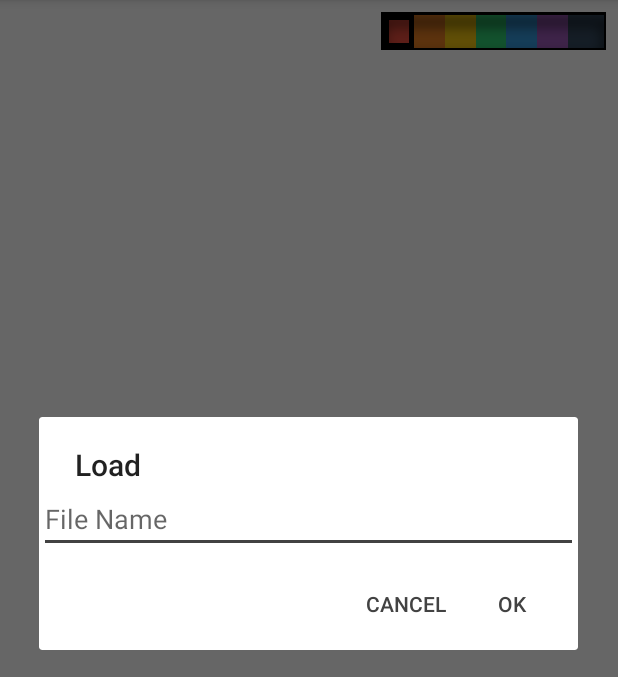
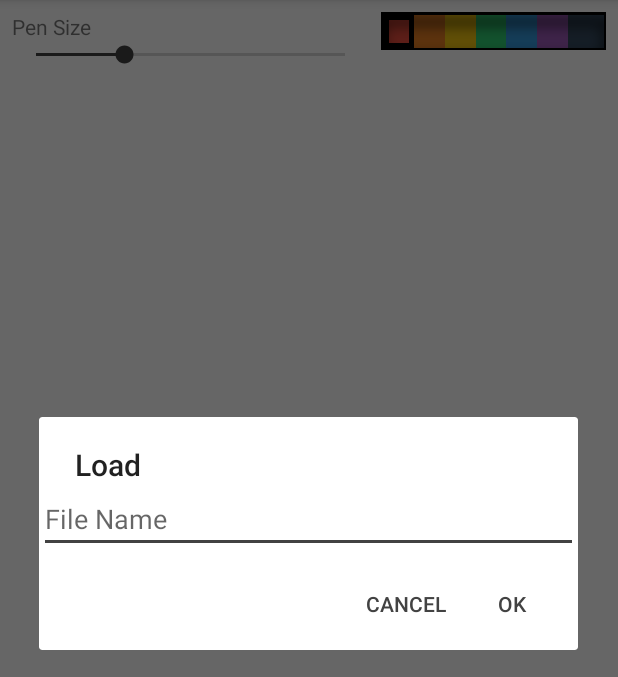
Before and after one commit to TirTech/Etchpad, an Android app: the screen it shows after launch (MainActivity), after a tap on "LOAD", on a phone screen of 412 x 824 dp, the part 84-761 px from its top. Run offline under Robolectric (Android 15) with nearby library versions, the phone set to English and light mode, and no system bars.

Commit message:
#13 user can set pen size

```diff
--- a/etchpad/app/src/main/java/ca/tirtech/etchpad/colors/ColorPaletteWidget.java
+++ b/etchpad/app/src/main/java/ca/tirtech/etchpad/colors/ColorPaletteWidget.java
@@ -84,6 +84,9 @@ public class ColorPaletteWidget extends View {
 	 * @param activity the activity to use for
 	 */
 	private void initModel(AppCompatActivity activity) {
+		if (isInEditMode()) {
+			return;
+		}
 		model = new ViewModelProvider(activity, ViewModelProvider.AndroidViewModelFactory.getInstance(activity.getApplication())).get(DrawingModel.class);
 		model.getColorPalette().observe(activity, pallet -> {
 			computePaints();
@@ -127,7 +130,7 @@ public class ColorPaletteWidget extends View {
 		float regionSize = (getWidth() - (2 * BORDER_THICKNESS)) / (float) paints.size();
 		for (int i = 0; i < paints.size(); i++) {
 			canvas.drawRect((i * regionSize) + BORDER_THICKNESS, 0, ((i + 1) * regionSize) + BORDER_THICKNESS, getHeight(), paints.get(i));
-			if (model.getColorPalette().getValue().getSelectedColorIndex() == i) {
+			if (!isInEditMode() && model.getColorPalette().getValue().getSelectedColorIndex() == i) {
 				canvas.drawRect((i * regionSize) + BORDER_THICKNESS, BORDER_THICKNESS, ((i + 1) * regionSize), getHeight() - BORDER_THICKNESS, SELECTION_PAINT);
 			}
 		}
@@ -139,7 +142,7 @@ public class ColorPaletteWidget extends View {
 	 * Recalculates the list of paints being displayed; recoloring, deleting, and creating paints as needed through {@link #initSelectionPaint()}.
 	 */
 	private void computePaints() {
-		ArrayList<Integer> colors = model.getColorPalette().getValue().getColors();
+		ArrayList<Integer> colors = isInEditMode() ? new ColorPalette().getColors() : model.getColorPalette().getValue().getColors();
 		while (paints.size() != colors.size()) {
 			if (paints.size() < colors.size()) {
 				Paint newPaint = new Paint();
--- a/etchpad/app/src/main/java/ca/tirtech/etchpad/drawingView/DrawingLayer.java
+++ b/etchpad/app/src/main/java/ca/tirtech/etchpad/drawingView/DrawingLayer.java
@@ -29,11 +29,13 @@ public class DrawingLayer extends LiveDataObservable {
 	public static final String JSON_X = "x";
 	public static final String JSON_Y = "y";
 	public static final String JSON_PATH = "path";
+	public static final String JSON_PAINT_SIZE = "paint_size";
 	private float[] transformation = new float[]{0f, 0f};
 	private final float[] screenOrigin = new float[]{0, 0};
 	private Stack<LayerPath> paths = new Stack<>();
 	private static final Paint textPaint = initPaint(Color.BLACK, 1f, Paint.Style.FILL_AND_STROKE);
 	private String nickname = "";
+	private float paintSize = 5f;
 
 	/**
 	 * Construct a blank layer. The pen on this layer will start at the provided {@code (x,y)} position.
@@ -44,7 +46,7 @@ public class DrawingLayer extends LiveDataObservable {
 	public DrawingLayer(float width, float height) {
 		super();
 		setScreenOrigin(width, height);
-		paths.push(new LayerPath(initPaint(Color.RED, 5f), screenOrigin[0], screenOrigin[1]));
+		paths.push(new LayerPath(initPaint(Color.RED, paintSize), screenOrigin[0], screenOrigin[1]));
 	}
 
 	/**
@@ -260,7 +262,7 @@ public class DrawingLayer extends LiveDataObservable {
 	 */
 	public void setColor(int color) {
 		LayerPath cur = getCurrentLayerPath();
-		paths.push(new LayerPath(initPaint(color, 5f), cur.x, cur.y));
+		paths.push(new LayerPath(initPaint(color, paintSize), cur.x, cur.y));
 		notifyPropertyChanged(BR.currentPaintColor);
 	}
 
@@ -270,13 +272,35 @@ public class DrawingLayer extends LiveDataObservable {
 	public void undo() {
 		if (paths.size() > 1) {
 			paths.pop();
+			paintSize = getCurrentLayerPath().paint.getStrokeWidth();
+			notifyPropertyChanged(BR.paintSize);
 		} else if (paths.size() == 1) {
-			paths.set(0, new LayerPath(initPaint(Color.RED, 5f), screenOrigin[0], screenOrigin[1]));
+			paths.set(0, new LayerPath(initPaint(Color.RED, paintSize), screenOrigin[0], screenOrigin[1]));
 			transformation[0] = 0;
 			transformation[1] = 0;
 			notifyPropertyChanged(BR.transformation);
 		}
 		notifyPropertyChanged(BR.currentLayerPath);
+	}
+
+	/**
+	 * Get the current paint size.
+	 *
+	 * @return the size of the paint.
+	 */
+	@Bindable
+	public float getPaintSize() {
+		return paintSize;
+	}
+
+	/**
+	 * Sets the size of the Paint that is drawn.
+	 *
+	 * @param size the size of the paint
+	 */
+	public void setPaintSize(float size) {
+		getCurrentLayerPath().paint.setStrokeWidth(size);
+		this.paintSize = size;
 	}
 
 	/**
@@ -343,6 +367,7 @@ public class DrawingLayer extends LiveDataObservable {
 			root.put(JSON_X, x);
 			root.put(JSON_Y, y);
 			root.put(JSON_PAINT_COLOR, paint.getColor());
+			root.put(JSON_PAINT_SIZE, paint.getStrokeWidth());
 			return root;
 		}
 
@@ -357,7 +382,7 @@ public class DrawingLayer extends LiveDataObservable {
 			this.pathPoints = new ArrayList<>();
 			this.path = new Path();
 
-			this.paint = initPaint(root.getInt(JSON_PAINT_COLOR), 5f);
+			this.paint = initPaint(root.getInt(JSON_PAINT_COLOR), (float) root.getDouble(JSON_PAINT_SIZE));
 			this.y = (float) root.getDouble(JSON_Y);
 			this.x = (float) root.getDouble(JSON_X);
 			JSONArray points = root.getJSONArray(JSON_PATH);
--- a/etchpad/app/src/main/java/ca/tirtech/etchpad/drawingView/DrawingModel.java
+++ b/etchpad/app/src/main/java/ca/tirtech/etchpad/drawingView/DrawingModel.java
@@ -345,4 +345,8 @@ public class DrawingModel extends AndroidViewModel {
 			shakeLock.setValue(true);
 		}
 	}
+
+	public void setPaintSize(float size) {
+		layer.getValue().setPaintSize(size);
+	}
 }
--- a/etchpad/app/src/main/java/ca/tirtech/etchpad/drawingView/DrawingView.java
+++ b/etchpad/app/src/main/java/ca/tirtech/etchpad/drawingView/DrawingView.java
@@ -57,6 +57,9 @@ public class DrawingView extends View {
 	}
 
 	private void initModel(AppCompatActivity activity) {
+		if (isInEditMode()) {
+			return;
+		}
 		model = new ViewModelProvider(activity, ViewModelProvider.AndroidViewModelFactory.getInstance(activity.getApplication())).get(DrawingModel.class);
 		model.setOrientation(getResources().getConfiguration().orientation);
 		model.getLayer().observe(activity, layer -> invalidate());
@@ -67,6 +70,9 @@ public class DrawingView extends View {
 	protected void onDraw(Canvas canvas) {
 		super.onDraw(canvas);
 		canvas.drawColor(Color.WHITE);
+		if (isInEditMode()) {
+			return;
+		}
 		model.getLayer().getValue();
 		model.getLayer().getValue().draw(canvas);
 	}
--- a/etchpad/app/src/main/java/ca/tirtech/etchpad/fragments/DrawingViewFragment.java
+++ b/etchpad/app/src/main/java/ca/tirtech/etchpad/fragments/DrawingViewFragment.java
@@ -6,12 +6,15 @@ import android.view.LayoutInflater;
 import android.view.MenuItem;
 import android.view.View;
 import android.view.ViewGroup;
+import android.widget.SeekBar;
 import androidx.annotation.NonNull;
 import androidx.annotation.Nullable;
 import androidx.constraintlayout.widget.ConstraintLayout;
 import androidx.fragment.app.Fragment;
+import androidx.lifecycle.ViewModelProvider;
 import androidx.navigation.Navigation;
 import ca.tirtech.etchpad.R;
+import ca.tirtech.etchpad.drawingView.DrawingModel;
 import ca.tirtech.etchpad.drawingView.DrawingView;
 import ca.tirtech.etchpad.drawingView.network.DrawingProtocol;
 import ca.tirtech.etchpad.hardware.InteractionService;
@@ -24,6 +27,23 @@ public class DrawingViewFragment extends Fragment {
 	private static final String TAG = "Drawing Fragment";
 	private DrawingView drawView;
 	private DrawingProtocol drawingProtocol;
+	private DrawingModel model;
+	private final SeekBar.OnSeekBarChangeListener penSizeChangeListener = new SeekBar.OnSeekBarChangeListener() {
+		@Override
+		public void onProgressChanged(SeekBar seekBar, int progress, boolean fromUser) {
+			model.setPaintSize(progress);
+			drawView.invalidate();
+		}
+
+		@Override
+		public void onStartTrackingTouch(SeekBar seekBar) {
+		}
+
+		@Override
+		public void onStopTrackingTouch(SeekBar seekBar) {
+		}
+	};
+	private SeekBar penSize;
 
 	@Nullable
 	@Override
@@ -31,8 +51,20 @@ public class DrawingViewFragment extends Fragment {
 		ConstraintLayout root = (ConstraintLayout) inflater.inflate(R.layout.fragment_drawing_view, container, false);
 		setHasOptionsMenu(true);
 		drawView = root.findViewById(R.id.drawingView);
+		penSize = root.findViewById(R.id.sliderPenSize);
 		root.setOnTouchListener((v, e) -> InteractionService.onTouchEvent(e));
+		penSize.setOnSeekBarChangeListener(penSizeChangeListener);
+		initModel();
 		return root;
+	}
+
+	private void initModel() {
+		model = new ViewModelProvider(getActivity(), ViewModelProvider.AndroidViewModelFactory.getInstance(getActivity().getApplication())).get(DrawingModel.class);
+		model.getLayer().observe(getViewLifecycleOwner(), (layer) -> {
+			if (layer.getPaintSize() != penSize.getProgress()) {
+				penSize.setProgress((int) layer.getPaintSize());
+			}
+		});
 	}
 
 	@Override
--- a/etchpad/app/src/main/res/layout/fragment_drawing_view.xml
+++ b/etchpad/app/src/main/res/layout/fragment_drawing_view.xml
@@ -5,8 +5,7 @@
                                                    android:layout_width="match_parent"
                                                    android:layout_height="match_parent"
                                                    app:layout_behavior="@string/appbar_scrolling_view_behavior"
-                                                   tools:context=".MainActivity"
-                                                   tools:showIn="@layout/activity_main">
+                                                   tools:context=".MainActivity">
     <ca.tirtech.etchpad.drawingView.DrawingView
             android:layout_width="wrap_content"
             android:layout_height="wrap_content"
@@ -24,4 +23,25 @@
             android:layout_marginTop="8dp"
             app:layout_constraintEnd_toEndOf="parent"
             android:layout_marginEnd="8dp"/>
+    <androidx.constraintlayout.widget.ConstraintLayout
+            android:layout_width="0dp"
+            android:layout_height="wrap_content"
+            app:layout_constraintStart_toStartOf="parent"
+            android:layout_marginStart="8dp"
+            app:layout_constraintEnd_toStartOf="@id/colorPalette"
+            app:layout_constraintTop_toTopOf="parent"
+            android:layout_marginEnd="8dp"
+            android:layout_marginTop="8dp">
+        <TextView
+                android:text="@string/pen_size"
+                android:layout_width="0dp"
+                android:layout_height="wrap_content"
+                android:id="@+id/txtPenSizeLabed"
+                app:layout_constraintTop_toTopOf="parent"
+                app:layout_constraintStart_toStartOf="parent"
+                app:layout_constraintBottom_toTopOf="@id/sliderPenSize"/>
+        <SeekBar
+                android:layout_width="0dp"
+                android:layout_height="wrap_content" android:id="@+id/sliderPenSize" app:layout_constraintStart_toStartOf="parent" app:layout_constraintEnd_toEndOf="parent" app:layout_constraintBottom_toBottomOf="parent" android:max="15" android:progress="5" android:min="1"/>
+    </androidx.constraintlayout.widget.ConstraintLayout>
 </androidx.constraintlayout.widget.ConstraintLayout>
--- a/etchpad/app/src/main/res/values/strings.xml
+++ b/etchpad/app/src/main/res/values/strings.xml
@@ -29,6 +29,7 @@
     </string>
     <string name="yes">Yes</string>
     <string name="no">No</string>
+    <string name="pen_size">Pen Size</string>
 
     <!-- HELP MENUS -->
     <string name="help_card_about">About Etchpad</string>
```
